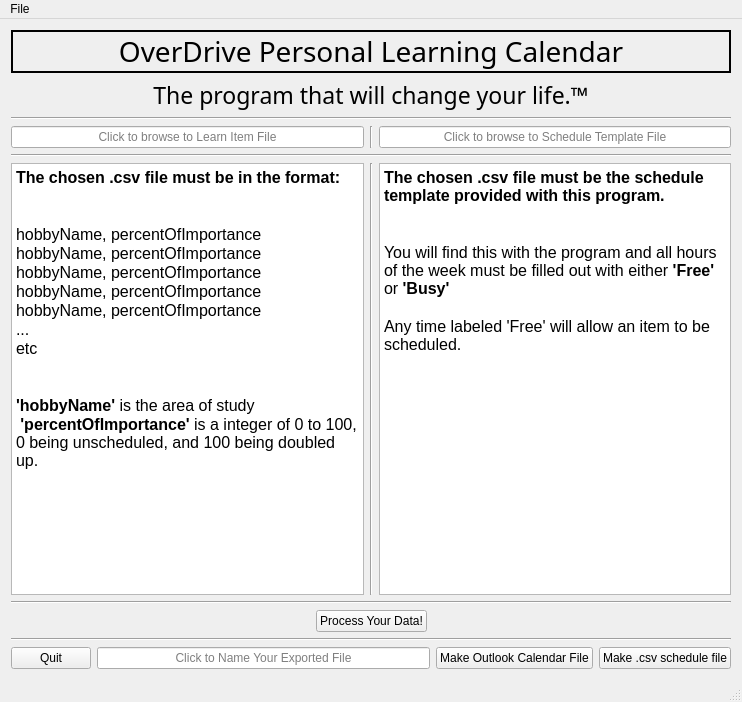
bytePro17124/OverDrive-Personal-Learning-Calendar, file inputwindow.ui: the form before one commit.
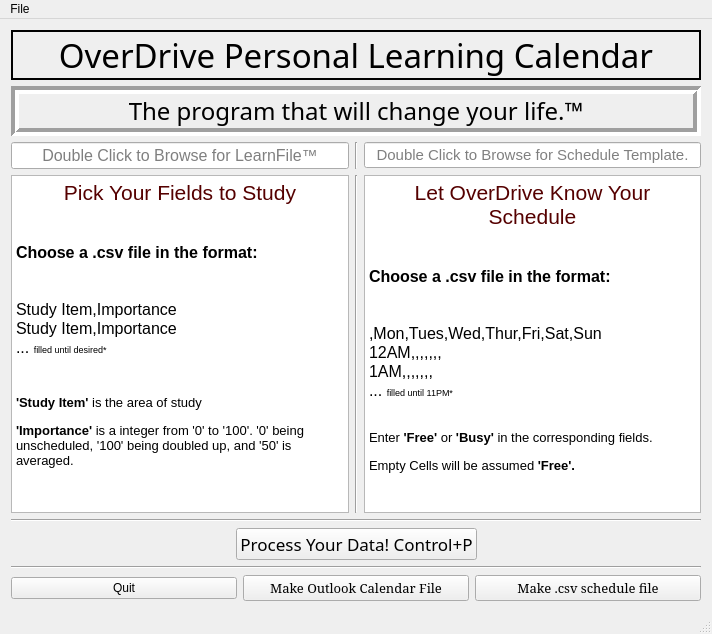
The form after the commit.

```diff
--- a/inputwindow.ui
+++ b/inputwindow.ui
@@ -6,8 +6,8 @@
    <rect>
     <x>0</x>
     <y>0</y>
-    <width>742</width>
-    <height>702</height>
+    <width>712</width>
+    <height>634</height>
    </rect>
   </property>
   <property name="windowTitle">
@@ -19,16 +19,21 @@
      <widget class="QLabel" name="label_ProgramName">
       <property name="font">
        <font>
-        <family>Arial Black</family>
-        <pointsize>21</pointsize>
+        <family>Algerian</family>
+        <pointsize>25</pointsize>
+        <weight>50</weight>
+        <bold>false</bold>
        </font>
       </property>
       <property name="frameShape">
-       <enum>QFrame::WinPanel</enum>
+       <enum>QFrame::Box</enum>
       </property>
       <property name="frameShadow">
        <enum>QFrame::Plain</enum>
       </property>
+      <property name="lineWidth">
+       <number>2</number>
+      </property>
       <property name="text">
        <string>OverDrive Personal Learning Calendar</string>
       </property>
@@ -42,9 +47,18 @@
       <property name="font">
        <font>
         <family>Baskerville Old Face</family>
-        <pointsize>17</pointsize>
+        <pointsize>18</pointsize>
        </font>
       </property>
+      <property name="frameShape">
+       <enum>QFrame::Box</enum>
+      </property>
+      <property name="frameShadow">
+       <enum>QFrame::Sunken</enum>
+      </property>
+      <property name="lineWidth">
+       <number>4</number>
+      </property>
       <property name="text">
        <string>The program that will change your life.™</string>
       </property>
@@ -53,22 +67,20 @@
       </property>
      </widget>
     </item>
-    <item>
-     <widget class="Line" name="line_4">
-      <property name="orientation">
-       <enum>Qt::Horizontal</enum>
-      </property>
-     </widget>
-    </item>
     <item>
      <layout class="QHBoxLayout" name="horizontalLayout_4">
       <item>
        <widget class="QLineEdit" name="lineEdit_csvPathForItems">
+        <property name="font">
+         <font>
+          <pointsize>12</pointsize>
+         </font>
+        </property>
         <property name="alignment">
          <set>Qt::AlignCenter</set>
         </property>
         <property name="placeholderText">
-         <string>Click to browse to Learn Item File</string>
+         <string>Double Click to Browse for LearnFile™</string>
         </property>
        </widget>
       </item>
@@ -81,23 +93,21 @@
       </item>
       <item>
        <widget class="QLineEdit" name="lineEdit_csvPathForSchedule">
+        <property name="font">
+         <font>
+          <pointsize>11</pointsize>
+         </font>
+        </property>
         <property name="alignment">
          <set>Qt::AlignCenter</set>
         </property>
         <property name="placeholderText">
-         <string>Click to browse to Schedule Template File</string>
+         <string>Double Click to Browse for Schedule Template.</string>
         </property>
        </widget>
       </item>
      </layout>
     </item>
-    <item>
-     <widget class="Line" name="line_5">
-      <property name="orientation">
-       <enum>Qt::Horizontal</enum>
-      </property>
-     </widget>
-    </item>
     <item>
      <layout class="QHBoxLayout" name="horizontalLayout_3">
       <item>
@@ -107,20 +117,20 @@
 &lt;html&gt;&lt;head&gt;&lt;meta name=&quot;qrichtext&quot; content=&quot;1&quot; /&gt;&lt;style type=&quot;text/css&quot;&gt;
 p, li { white-space: pre-wrap; }
 &lt;/style&gt;&lt;/head&gt;&lt;body style=&quot; font-family:'MS Shell Dlg 2'; font-size:8.25pt; font-weight:400; font-style:normal;&quot;&gt;
-&lt;p style=&quot; margin-top:0px; margin-bottom:0px; margin-left:0px; margin-right:0px; -qt-block-indent:0; text-indent:0px;&quot;&gt;&lt;span style=&quot; font-size:12pt; font-weight:600;&quot;&gt;The chosen .csv file must be in the format:&lt;/span&gt;&lt;/p&gt;
+&lt;p align=&quot;center&quot; style=&quot; margin-top:0px; margin-bottom:0px; margin-left:0px; margin-right:0px; -qt-block-indent:0; text-indent:0px;&quot;&gt;&lt;span style=&quot; font-size:16pt; color:#550000;&quot;&gt;Pick Your Fields to Study&lt;/span&gt;&lt;/p&gt;
 &lt;p style=&quot;-qt-paragraph-type:empty; margin-top:0px; margin-bottom:0px; margin-left:0px; margin-right:0px; -qt-block-indent:0; text-indent:0px; font-size:12pt; font-weight:600;&quot;&gt;&lt;br /&gt;&lt;/p&gt;
+&lt;p style=&quot;-qt-paragraph-type:empty; margin-top:0px; margin-bottom:0px; margin-left:0px; margin-right:0px; -qt-block-indent:0; text-indent:0px; font-size:12pt; font-weight:600;&quot;&gt;&lt;br /&gt;&lt;/p&gt;
+&lt;p style=&quot; margin-top:0px; margin-bottom:0px; margin-left:0px; margin-right:0px; -qt-block-indent:0; text-indent:0px;&quot;&gt;&lt;span style=&quot; font-size:12pt; font-weight:600;&quot;&gt;Choose a .csv file in the format:&lt;/span&gt;&lt;/p&gt;
+&lt;p style=&quot;-qt-paragraph-type:empty; margin-top:0px; margin-bottom:0px; margin-left:0px; margin-right:0px; -qt-block-indent:0; text-indent:0px; font-size:12pt; font-weight:600;&quot;&gt;&lt;br /&gt;&lt;/p&gt;
 &lt;p style=&quot;-qt-paragraph-type:empty; margin-top:0px; margin-bottom:0px; margin-left:0px; margin-right:0px; -qt-block-indent:0; text-indent:0px; font-size:12pt;&quot;&gt;&lt;br /&gt;&lt;/p&gt;
-&lt;p style=&quot; margin-top:0px; margin-bottom:0px; margin-left:0px; margin-right:0px; -qt-block-indent:0; text-indent:0px;&quot;&gt;&lt;span style=&quot; font-size:12pt;&quot;&gt;hobbyName, percentOfImportance&lt;/span&gt;&lt;/p&gt;
-&lt;p style=&quot; margin-top:0px; margin-bottom:0px; margin-left:0px; margin-right:0px; -qt-block-indent:0; text-indent:0px;&quot;&gt;&lt;span style=&quot; font-size:12pt;&quot;&gt;hobbyName, percentOfImportance&lt;/span&gt;&lt;/p&gt;
-&lt;p style=&quot; margin-top:0px; margin-bottom:0px; margin-left:0px; margin-right:0px; -qt-block-indent:0; text-indent:0px;&quot;&gt;&lt;span style=&quot; font-size:12pt;&quot;&gt;hobbyName, percentOfImportance&lt;/span&gt;&lt;/p&gt;
-&lt;p style=&quot; margin-top:0px; margin-bottom:0px; margin-left:0px; margin-right:0px; -qt-block-indent:0; text-indent:0px;&quot;&gt;&lt;span style=&quot; font-size:12pt;&quot;&gt;hobbyName, percentOfImportance&lt;/span&gt;&lt;/p&gt;
-&lt;p style=&quot; margin-top:0px; margin-bottom:0px; margin-left:0px; margin-right:0px; -qt-block-indent:0; text-indent:0px;&quot;&gt;&lt;span style=&quot; font-size:12pt;&quot;&gt;hobbyName, percentOfImportance&lt;/span&gt;&lt;/p&gt;
-&lt;p style=&quot; margin-top:0px; margin-bottom:0px; margin-left:0px; margin-right:0px; -qt-block-indent:0; text-indent:0px;&quot;&gt;&lt;span style=&quot; font-size:12pt;&quot;&gt;...&lt;/span&gt;&lt;/p&gt;
-&lt;p style=&quot; margin-top:0px; margin-bottom:0px; margin-left:0px; margin-right:0px; -qt-block-indent:0; text-indent:0px;&quot;&gt;&lt;span style=&quot; font-size:12pt;&quot;&gt;etc&lt;/span&gt;&lt;/p&gt;
+&lt;p style=&quot; margin-top:0px; margin-bottom:0px; margin-left:0px; margin-right:0px; -qt-block-indent:0; text-indent:0px;&quot;&gt;&lt;span style=&quot; font-size:12pt;&quot;&gt;Study Item,Importance&lt;/span&gt;&lt;/p&gt;
+&lt;p style=&quot; margin-top:0px; margin-bottom:0px; margin-left:0px; margin-right:0px; -qt-block-indent:0; text-indent:0px;&quot;&gt;&lt;span style=&quot; font-size:12pt;&quot;&gt;Study Item,Importance&lt;/span&gt;&lt;/p&gt;
+&lt;p style=&quot; margin-top:0px; margin-bottom:0px; margin-left:0px; margin-right:0px; -qt-block-indent:0; text-indent:0px;&quot;&gt;&lt;span style=&quot; font-size:12pt;&quot;&gt;... &lt;/span&gt;&lt;span style=&quot; font-size:7pt;&quot;&gt;filled until desired*&lt;/span&gt;&lt;/p&gt;
 &lt;p style=&quot;-qt-paragraph-type:empty; margin-top:0px; margin-bottom:0px; margin-left:0px; margin-right:0px; -qt-block-indent:0; text-indent:0px; font-size:12pt;&quot;&gt;&lt;br /&gt;&lt;/p&gt;
 &lt;p style=&quot;-qt-paragraph-type:empty; margin-top:0px; margin-bottom:0px; margin-left:0px; margin-right:0px; -qt-block-indent:0; text-indent:0px; font-size:12pt;&quot;&gt;&lt;br /&gt;&lt;/p&gt;
-&lt;p style=&quot; margin-top:0px; margin-bottom:0px; margin-left:0px; margin-right:0px; -qt-block-indent:0; text-indent:0px;&quot;&gt;&lt;span style=&quot; font-size:12pt; font-weight:600;&quot;&gt;'hobbyName' &lt;/span&gt;&lt;span style=&quot; font-size:12pt;&quot;&gt;is the area of study &lt;/span&gt;&lt;/p&gt;
-&lt;p style=&quot; margin-top:0px; margin-bottom:0px; margin-left:0px; margin-right:0px; -qt-block-indent:0; text-indent:0px;&quot;&gt;&lt;span style=&quot; font-size:12pt; font-weight:600;&quot;&gt; 'percentOfImportance' &lt;/span&gt;&lt;span style=&quot; font-size:12pt;&quot;&gt;is a integer of 0 to 100, 0 being unscheduled, and 100 being doubled up.&lt;/span&gt;&lt;/p&gt;&lt;/body&gt;&lt;/html&gt;</string>
+&lt;p style=&quot; margin-top:0px; margin-bottom:0px; margin-left:0px; margin-right:0px; -qt-block-indent:0; text-indent:0px;&quot;&gt;&lt;span style=&quot; font-size:10pt; font-weight:600;&quot;&gt;'Study Item' &lt;/span&gt;&lt;span style=&quot; font-size:10pt;&quot;&gt;is the area of study &lt;/span&gt;&lt;/p&gt;
+&lt;p style=&quot;-qt-paragraph-type:empty; margin-top:0px; margin-bottom:0px; margin-left:0px; margin-right:0px; -qt-block-indent:0; text-indent:0px;&quot;&gt;&lt;br /&gt;&lt;/p&gt;
+&lt;p style=&quot; margin-top:0px; margin-bottom:0px; margin-left:0px; margin-right:0px; -qt-block-indent:0; text-indent:0px;&quot;&gt;&lt;span style=&quot; font-size:10pt; font-weight:600;&quot;&gt;'Importance' &lt;/span&gt;&lt;span style=&quot; font-size:10pt;&quot;&gt;is a integer from '0' to '100'. '0' being unscheduled, '100' being doubled up, and '50' is averaged.&lt;/span&gt;&lt;/p&gt;&lt;/body&gt;&lt;/html&gt;</string>
         </property>
        </widget>
       </item>
@@ -138,12 +148,22 @@
 &lt;html&gt;&lt;head&gt;&lt;meta name=&quot;qrichtext&quot; content=&quot;1&quot; /&gt;&lt;style type=&quot;text/css&quot;&gt;
 p, li { white-space: pre-wrap; }
 &lt;/style&gt;&lt;/head&gt;&lt;body style=&quot; font-family:'MS Shell Dlg 2'; font-size:8.25pt; font-weight:400; font-style:normal;&quot;&gt;
-&lt;p style=&quot; margin-top:0px; margin-bottom:0px; margin-left:0px; margin-right:0px; -qt-block-indent:0; text-indent:0px;&quot;&gt;&lt;span style=&quot; font-size:12pt; font-weight:600;&quot;&gt;The chosen .csv file must be the schedule template provided with this program.&lt;/span&gt;&lt;/p&gt;
+&lt;p align=&quot;center&quot; style=&quot; margin-top:0px; margin-bottom:0px; margin-left:0px; margin-right:0px; -qt-block-indent:0; text-indent:0px;&quot;&gt;&lt;span style=&quot; font-size:16pt; color:#550000;&quot;&gt;Let OverDrive Know Your Schedule&lt;/span&gt;&lt;/p&gt;
 &lt;p style=&quot;-qt-paragraph-type:empty; margin-top:0px; margin-bottom:0px; margin-left:0px; margin-right:0px; -qt-block-indent:0; text-indent:0px; font-size:12pt; font-weight:600;&quot;&gt;&lt;br /&gt;&lt;/p&gt;
 &lt;p style=&quot;-qt-paragraph-type:empty; margin-top:0px; margin-bottom:0px; margin-left:0px; margin-right:0px; -qt-block-indent:0; text-indent:0px; font-size:12pt;&quot;&gt;&lt;br /&gt;&lt;/p&gt;
-&lt;p style=&quot; margin-top:0px; margin-bottom:0px; margin-left:0px; margin-right:0px; -qt-block-indent:0; text-indent:0px;&quot;&gt;&lt;span style=&quot; font-size:12pt;&quot;&gt;You will find this with the program and all hours of the week must be filled out with either &lt;/span&gt;&lt;span style=&quot; font-size:12pt; font-weight:600;&quot;&gt;'Free'&lt;/span&gt;&lt;span style=&quot; font-size:12pt;&quot;&gt; or &lt;/span&gt;&lt;span style=&quot; font-size:12pt; font-weight:600;&quot;&gt;'Busy'&lt;/span&gt;&lt;/p&gt;
-&lt;p style=&quot;-qt-paragraph-type:empty; margin-top:0px; margin-bottom:0px; margin-left:0px; margin-right:0px; -qt-block-indent:0; text-indent:0px; font-size:12pt;&quot;&gt;&lt;br /&gt;&lt;/p&gt;
-&lt;p style=&quot; margin-top:0px; margin-bottom:0px; margin-left:0px; margin-right:0px; -qt-block-indent:0; text-indent:0px;&quot;&gt;&lt;span style=&quot; font-size:12pt;&quot;&gt;Any time labeled 'Free' will allow an item to be scheduled.&lt;/span&gt;&lt;/p&gt;&lt;/body&gt;&lt;/html&gt;</string>
+&lt;p style=&quot; margin-top:0px; margin-bottom:0px; margin-left:0px; margin-right:0px; -qt-block-indent:0; text-indent:0px;&quot;&gt;&lt;span style=&quot; font-size:12pt; font-weight:600;&quot;&gt;Choose a .csv file in the format:&lt;/span&gt;&lt;/p&gt;
+&lt;p style=&quot;-qt-paragraph-type:empty; margin-top:0px; margin-bottom:0px; margin-left:0px; margin-right:0px; -qt-block-indent:0; text-indent:0px; font-size:12pt; font-weight:600;&quot;&gt;&lt;br /&gt;&lt;/p&gt;
+&lt;p style=&quot;-qt-paragraph-type:empty; margin-top:0px; margin-bottom:0px; margin-left:0px; margin-right:0px; -qt-block-indent:0; text-indent:0px; font-size:12pt; font-weight:600;&quot;&gt;&lt;br /&gt;&lt;/p&gt;
+&lt;p style=&quot; margin-top:0px; margin-bottom:0px; margin-left:0px; margin-right:0px; -qt-block-indent:0; text-indent:0px;&quot;&gt;&lt;span style=&quot; font-size:12pt;&quot;&gt;,Mon,Tues,Wed,Thur,Fri,Sat,Sun&lt;/span&gt;&lt;/p&gt;
+&lt;p style=&quot; margin-top:0px; margin-bottom:0px; margin-left:0px; margin-right:0px; -qt-block-indent:0; text-indent:0px;&quot;&gt;&lt;span style=&quot; font-size:12pt;&quot;&gt;12AM,,,,,,,&lt;/span&gt;&lt;/p&gt;
+&lt;p style=&quot; margin-top:0px; margin-bottom:0px; margin-left:0px; margin-right:0px; -qt-block-indent:0; text-indent:0px;&quot;&gt;&lt;span style=&quot; font-size:12pt;&quot;&gt;1AM,,,,,,,&lt;/span&gt;&lt;/p&gt;
+&lt;p style=&quot; margin-top:0px; margin-bottom:0px; margin-left:0px; margin-right:0px; -qt-block-indent:0; text-indent:0px;&quot;&gt;&lt;span style=&quot; font-size:12pt;&quot;&gt;... &lt;/span&gt;&lt;span style=&quot; font-size:7pt;&quot;&gt;filled until 11PM*&lt;/span&gt;&lt;/p&gt;
+&lt;p style=&quot;-qt-paragraph-type:empty; margin-top:0px; margin-bottom:0px; margin-left:0px; margin-right:0px; -qt-block-indent:0; text-indent:0px; font-size:10pt;&quot;&gt;&lt;br /&gt;&lt;/p&gt;
+&lt;p style=&quot;-qt-paragraph-type:empty; margin-top:0px; margin-bottom:0px; margin-left:0px; margin-right:0px; -qt-block-indent:0; text-indent:0px; font-size:10pt;&quot;&gt;&lt;br /&gt;&lt;/p&gt;
+&lt;p style=&quot; margin-top:0px; margin-bottom:0px; margin-left:0px; margin-right:0px; -qt-block-indent:0; text-indent:0px;&quot;&gt;&lt;span style=&quot; font-size:10pt;&quot;&gt;Enter &lt;/span&gt;&lt;span style=&quot; font-size:10pt; font-weight:600;&quot;&gt;'Free'&lt;/span&gt;&lt;span style=&quot; font-size:10pt;&quot;&gt; or &lt;/span&gt;&lt;span style=&quot; font-size:10pt; font-weight:600;&quot;&gt;'Busy'&lt;/span&gt;&lt;span style=&quot; font-size:10pt;&quot;&gt; in the corresponding fields.&lt;/span&gt;&lt;/p&gt;
+&lt;p style=&quot;-qt-paragraph-type:empty; margin-top:0px; margin-bottom:0px; margin-left:0px; margin-right:0px; -qt-block-indent:0; text-indent:0px;&quot;&gt;&lt;br /&gt;&lt;/p&gt;
+&lt;p style=&quot; margin-top:0px; margin-bottom:0px; margin-left:0px; margin-right:0px; -qt-block-indent:0; text-indent:0px;&quot;&gt;&lt;span style=&quot; font-size:10pt;&quot;&gt;Empty Cells will be assumed&lt;/span&gt;&lt;span style=&quot; font-size:10pt; font-weight:600;&quot;&gt; 'Free'.&lt;/span&gt;&lt;/p&gt;
+&lt;p style=&quot;-qt-paragraph-type:empty; margin-top:0px; margin-bottom:0px; margin-left:0px; margin-right:0px; -qt-block-indent:0; text-indent:0px; font-size:12pt;&quot;&gt;&lt;br /&gt;&lt;/p&gt;&lt;/body&gt;&lt;/html&gt;</string>
         </property>
        </widget>
       </item>
@@ -173,8 +193,26 @@
       </item>
       <item>
        <widget class="QPushButton" name="button_ProcessData">
+        <property name="font">
+         <font>
+          <family>Arial Black</family>
+          <pointsize>13</pointsize>
+         </font>
+        </property>
+        <property name="focusPolicy">
+         <enum>Qt::NoFocus</enum>
+        </property>
         <property name="text">
-         <string>Process Your Data!</string>
+         <string>Process Your Data! Control+P</string>
+        </property>
+        <property name="shortcut">
+         <string>Ctrl+P</string>
+        </property>
+        <property name="default">
+         <bool>false</bool>
+        </property>
+        <property name="flat">
+         <bool>false</bool>
         </property>
        </widget>
       </item>
@@ -209,18 +247,14 @@
         </property>
        </widget>
       </item>
-      <item>
-       <widget class="QLineEdit" name="lineEdit_FileNameDisplay">
-        <property name="alignment">
-         <set>Qt::AlignCenter</set>
-        </property>
-        <property name="placeholderText">
-         <string>Click to Name Your Exported File</string>
-        </property>
-       </widget>
-      </item>
       <item>
        <widget class="QPushButton" name="button_MakeOutlookFile">
+        <property name="font">
+         <font>
+          <family>MS Serif</family>
+          <pointsize>10</pointsize>
+         </font>
+        </property>
         <property name="text">
          <string>Make Outlook Calendar File</string>
         </property>
@@ -228,6 +262,12 @@
       </item>
       <item>
        <widget class="QPushButton" name="button_MakeSchedule">
+        <property name="font">
+         <font>
+          <family>MS Serif</family>
+          <pointsize>10</pointsize>
+         </font>
+        </property>
         <property name="text">
          <string>Make .csv schedule file</string>
         </property>
@@ -242,7 +282,7 @@
     <rect>
      <x>0</x>
      <y>0</y>
-     <width>742</width>
+     <width>712</width>
      <height>21</height>
     </rect>
    </property>
```
Left out of the diff: 9 changed lines with no effect on the pictures.
